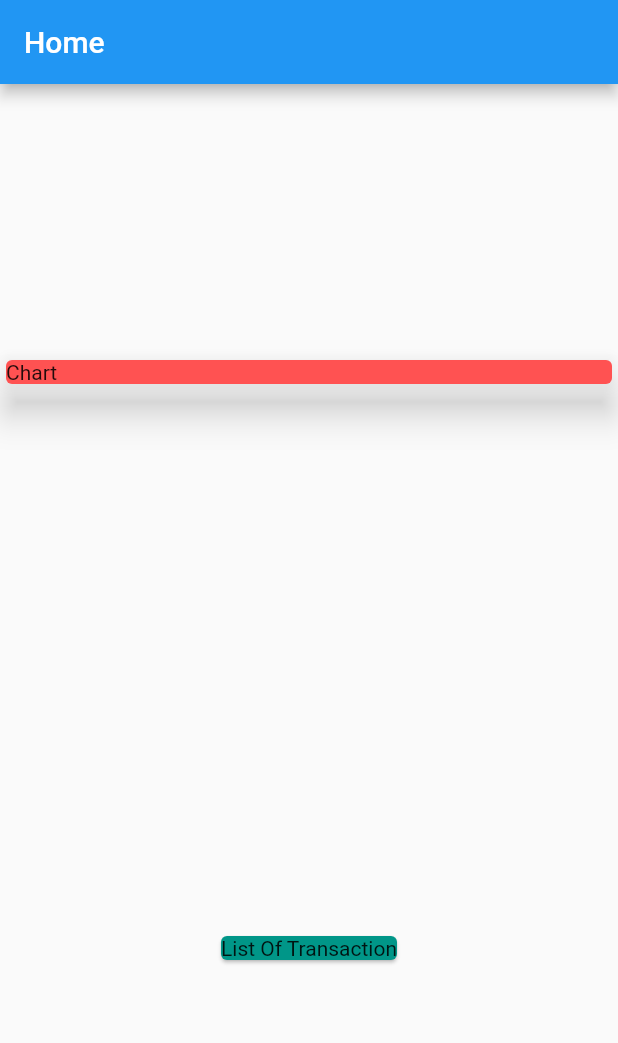
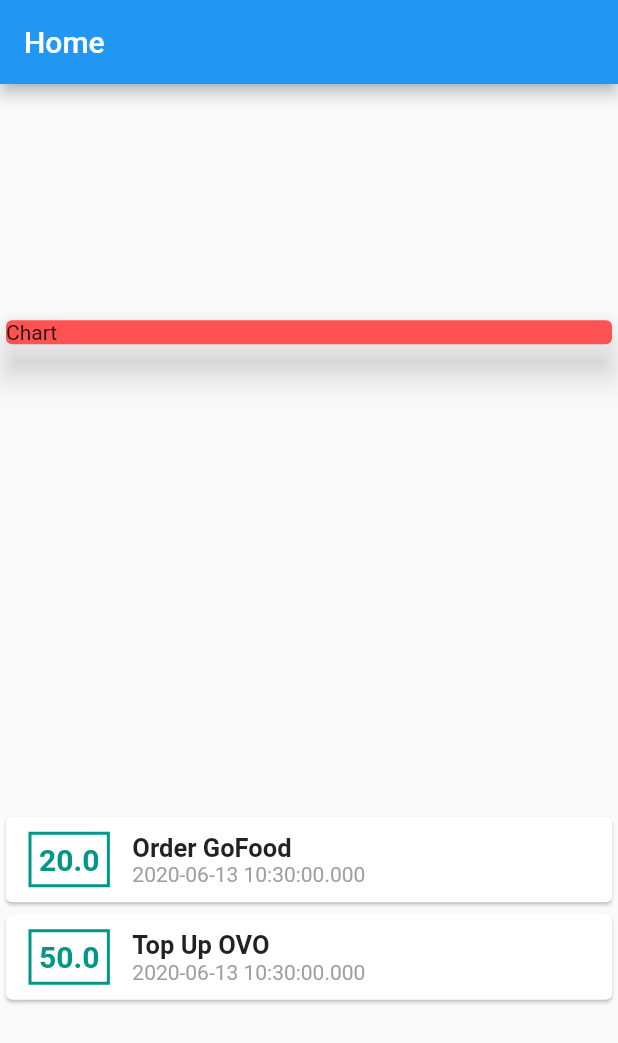
Before and after one commit to handikairawan/Wallet-App, a Flutter app: the screen it shows after launch, on a phone screen of 412 x 824 dp. Shown: the top 1043 px of the screen. Run offline on Flutter 3.47's test engine with Material 2 defaults, Android fonts, the phone set to English and light mode, and no system bars.

Commit message:
update transaction style

```diff
--- a/lib/main.dart
+++ b/lib/main.dart
@@ -1,4 +1,5 @@
 import 'package:flutter/material.dart';
+import 'transaction.dart';
 
 void main() {
   runApp(MyApp());
@@ -15,6 +16,13 @@ class MyApp extends StatelessWidget {
 }
 
 class MyHomePage extends StatelessWidget {
+  final List<Transaction> transaction = [
+    Transaction(
+        id: '1', title: 'Order GoFood', amount: 20.000, date: DateTime.now()),
+    Transaction(
+        id: '2', title: 'Top Up OVO', amount: 50.000, date: DateTime.now()),
+  ];
+
   @override
   Widget build(BuildContext context) {
     return Scaffold(
@@ -33,10 +41,44 @@ class MyHomePage extends StatelessWidget {
                 elevation: 10,
               ),
             ),
-            Card(
-              color: Colors.teal,
-              child: Text('List Of Transaction'),
-            )
+            Column(
+              children: transaction.map((tx) {
+                return Card(
+                  child: Row(
+                    children: <Widget>[
+                      Container(
+                        margin:
+                            EdgeInsets.symmetric(horizontal: 15, vertical: 10),
+                        decoration: BoxDecoration(
+                            border: Border.all(color: Colors.teal, width: 2)),
+                        padding: EdgeInsets.all(5),
+                        child: Text(
+                          tx.amount.toString(),
+                          style: TextStyle(
+                              fontWeight: FontWeight.bold,
+                              fontSize: 20,
+                              color: Colors.teal),
+                        ),
+                      ),
+                      Column(
+                        crossAxisAlignment: CrossAxisAlignment.start,
+                        children: <Widget>[
+                          Text(
+                            tx.title,
+                            style: TextStyle(
+                                fontWeight: FontWeight.bold, fontSize: 17),
+                          ),
+                          Text(
+                            tx.date.toString(),
+                            style: TextStyle(color: Colors.grey),
+                          )
+                        ],
+                      )
+                    ],
+                  ),
+                );
+              }).toList(),
+            ),
           ],
         ));
   }
--- /dev/null
+++ b/lib/transaction.dart
@@ -0,0 +1,14 @@
+import 'package:flutter/foundation.dart';
+
+class Transaction {
+  final String id;
+  final String title;
+  final double amount;
+  final DateTime date;
+
+  Transaction(
+      {@required this.id,
+      @required this.title,
+      @required this.amount,
+      @required this.date});
+}
```
